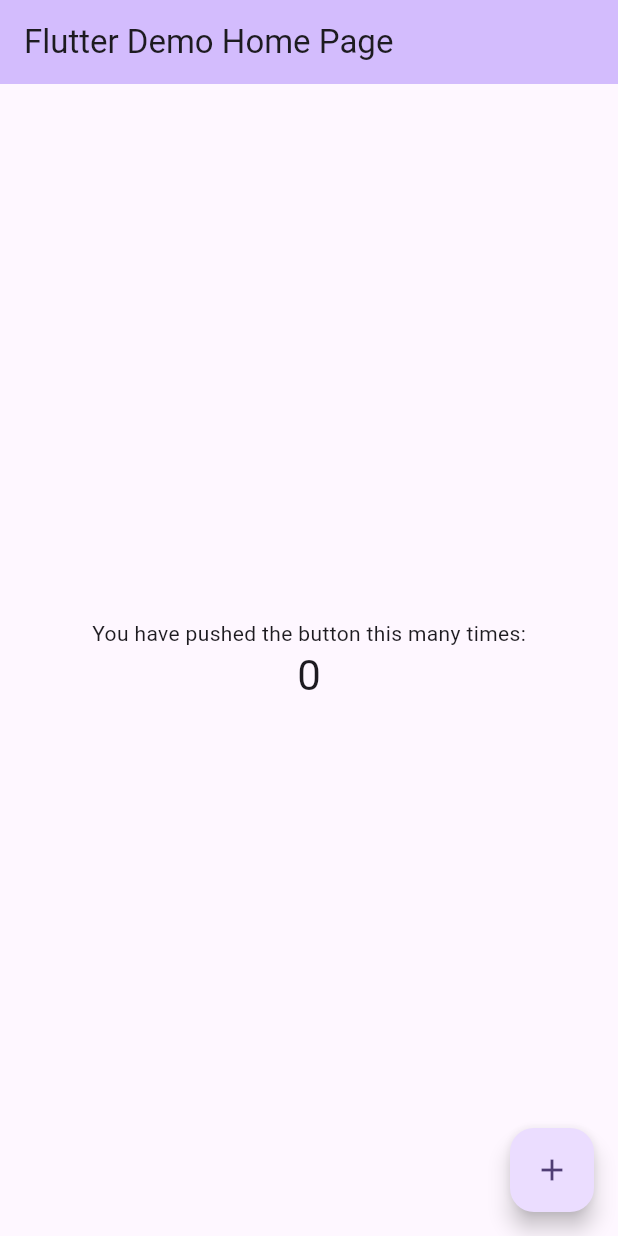
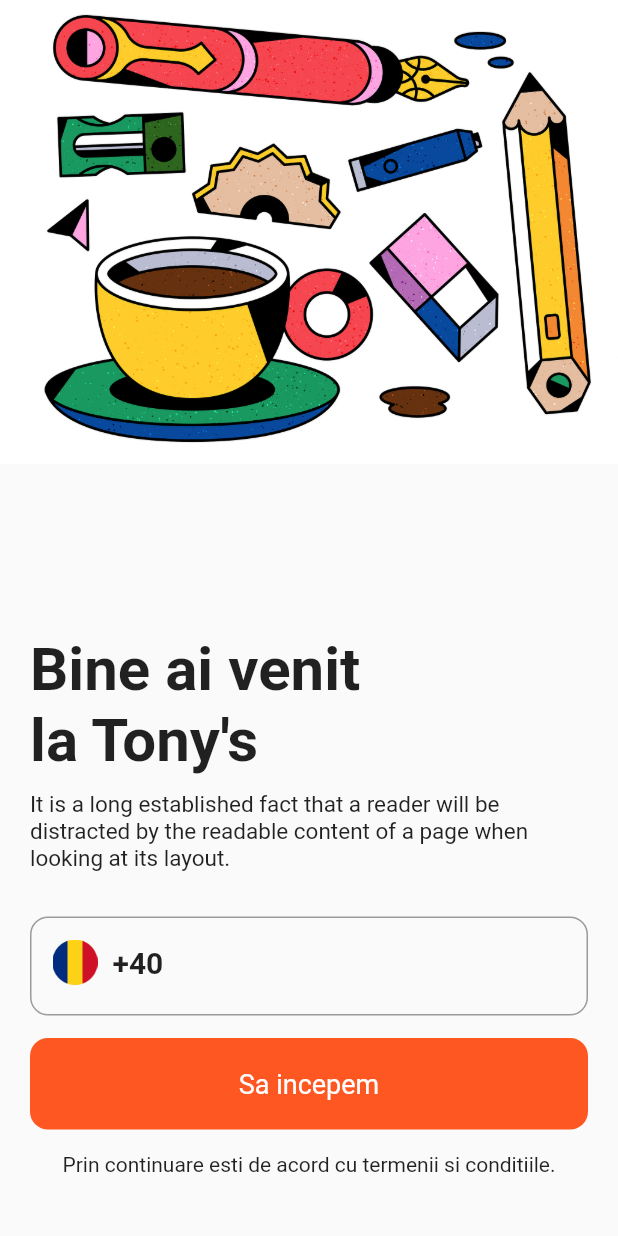
Before and after one commit to ThePizzaCode/tony, a Flutter app: the screen it shows after launch, on a phone screen of 412 x 824 dp. Run offline on Flutter 3.47's test engine with Material 2 defaults, Android fonts, the light colour scheme and no system bars.

Commit message:
Built the login page
Still have to solve the overflowing problem caused by the keyboard

```diff
--- a/lib/main.dart
+++ b/lib/main.dart
@@ -1,4 +1,5 @@
 import 'package:flutter/material.dart';
+import 'package:tony/pages/onboarding/login.dart';
 
 void main() {
   runApp(const MyApp());
@@ -11,115 +12,7 @@ class MyApp extends StatelessWidget {
   @override
   Widget build(BuildContext context) {
     return MaterialApp(
-      title: 'Flutter Demo',
-      theme: ThemeData(
-        // This is the theme of your application.
-        //
-        // TRY THIS: Try running your application with "flutter run". You'll see
-        // the application has a blue toolbar. Then, without quitting the app,
-        // try changing the seedColor in the colorScheme below to Colors.green
-        // and then invoke "hot reload" (save your changes or press the "hot
-        // reload" button in a Flutter-supported IDE, or press "r" if you used
-        // the command line to start the app).
-        //
-        // Notice that the counter didn't reset back to zero; the application
-        // state is not lost during the reload. To reset the state, use hot
-        // restart instead.
-        //
-        // This works for code too, not just values: Most code changes can be
-        // tested with just a hot reload.
-        colorScheme: ColorScheme.fromSeed(seedColor: Colors.deepPurple),
-        useMaterial3: true,
-      ),
-      home: const MyHomePage(title: 'Flutter Demo Home Page'),
+      home: loginPage(),
     );
   }
 }
-
-class MyHomePage extends StatefulWidget {
-  const MyHomePage({super.key, required this.title});
-
-  // This widget is the home page of your application. It is stateful, meaning
-  // that it has a State object (defined below) that contains fields that affect
-  // how it looks.
-
-  // This class is the configuration for the state. It holds the values (in this
-  // case the title) provided by the parent (in this case the App widget) and
-  // used by the build method of the State. Fields in a Widget subclass are
-  // always marked "final".
-
-  final String title;
-
-  @override
-  State<MyHomePage> createState() => _MyHomePageState();
-}
-
-class _MyHomePageState extends State<MyHomePage> {
-  int _counter = 0;
-
-  void _incrementCounter() {
-    setState(() {
-      // This call to setState tells the Flutter framework that something has
-      // changed in this State, which causes it to rerun the build method below
-      // so that the display can reflect the updated values. If we changed
-      // _counter without calling setState(), then the build method would not be
-      // called again, and so nothing would appear to happen.
-      _counter++;
-    });
-  }
-
-  @override
-  Widget build(BuildContext context) {
-    // This method is rerun every time setState is called, for instance as done
-    // by the _incrementCounter method above.
-    //
-    // The Flutter framework has been optimized to make rerunning build methods
-    // fast, so that you can just rebuild anything that needs updating rather
-    // than having to individually change instances of widgets.
-    return Scaffold(
-      appBar: AppBar(
-        // TRY THIS: Try changing the color here to a specific color (to
-        // Colors.amber, perhaps?) and trigger a hot reload to see the AppBar
-        // change color while the other colors stay the same.
-        backgroundColor: Theme.of(context).colorScheme.inversePrimary,
-        // Here we take the value from the MyHomePage object that was created by
-        // the App.build method, and use it to set our appbar title.
-        title: Text(widget.title),
-      ),
-      body: Center(
-        // Center is a layout widget. It takes a single child and positions it
-        // in the middle of the parent.
-        child: Column(
-          // Column is also a layout widget. It takes a list of children and
-          // arranges them vertically. By default, it sizes itself to fit its
-          // children horizontally, and tries to be as tall as its parent.
-          //
-          // Column has various properties to control how it sizes itself and
-          // how it positions its children. Here we use mainAxisAlignment to
-          // center the children vertically; the main axis here is the vertical
-          // axis because Columns are vertical (the cross axis would be
-          // horizontal).
-          //
-          // TRY THIS: Invoke "debug painting" (choose the "Toggle Debug Paint"
-          // action in the IDE, or press "p" in the console), to see the
-          // wireframe for each widget.
-          mainAxisAlignment: MainAxisAlignment.center,
-          children: <Widget>[
-            const Text(
-              'You have pushed the button this many times:',
-            ),
-            Text(
-              '$_counter',
-              style: Theme.of(context).textTheme.headlineMedium,
-            ),
-          ],
-        ),
-      ),
-      floatingActionButton: FloatingActionButton(
-        onPressed: _incrementCounter,
-        tooltip: 'Increment',
-        child: const Icon(Icons.add),
-      ), // This trailing comma makes auto-formatting nicer for build methods.
-    );
-  }
-}
--- /dev/null
+++ b/lib/pages/onboarding/login.dart
@@ -0,0 +1,77 @@
+import 'package:flutter/material.dart';
+import 'package:tony/utils/loginBttn.dart';
+import 'package:tony/utils/phonefield.dart';
+
+class loginPage extends StatefulWidget {
+  const loginPage({super.key});
+
+  @override
+  State<loginPage> createState() => _loginPageState();
+}
+
+class _loginPageState extends State<loginPage> {
+  @override
+  Widget build(BuildContext context) {
+    return Scaffold(
+      body: SafeArea(
+        child: Column(
+            mainAxisAlignment: MainAxisAlignment.spaceBetween,
+            children: [
+              Image.asset(
+                "assets/images/bg.jpg",
+              ),
+              Padding(
+                padding: const EdgeInsets.all(20.0),
+                child: Column(
+                  children: [
+                    Row(
+                      mainAxisAlignment: MainAxisAlignment.start,
+                      children: [
+                        Column(
+                          crossAxisAlignment: CrossAxisAlignment.start,
+                          children: [
+                            Text(
+                                style: TextStyle(
+                                    fontSize: 40, fontWeight: FontWeight.bold),
+                                "Bine ai venit"),
+                            Text(
+                                style: TextStyle(
+                                    fontSize: 40, fontWeight: FontWeight.bold),
+                                "la Tony's"),
+                          ],
+                        ),
+                      ],
+                    ),
+                    SizedBox(
+                      height: 10,
+                    ),
+                    Text(
+                        style: TextStyle(fontSize: 15),
+                        "It is a long established fact that a reader will be distracted by the readable content of a page when looking at its layout."),
+                    SizedBox(
+                      height: 30,
+                    ),
+                    phoneField(),
+                    SizedBox(
+                      height: 10,
+                    ),
+                    loginBttn(
+                      text: "Sa incepem",
+                      color: Colors.deepOrange,
+                    ),
+                    SizedBox(
+                      height: 10,
+                    ),
+                    Text(
+                        "Prin continuare esti de acord cu termenii si conditiile."),
+                    SizedBox(
+                      height: 20,
+                    ),
+                  ],
+                ),
+              ),
+            ]),
+      ),
+    );
+  }
+}
--- /dev/null
+++ b/lib/pages/onboarding/phonenumber.dart
@@ -0,0 +1,31 @@
+import 'package:flutter/material.dart';
+import 'package:tony/utils/phonefield.dart';
+
+class phoneNumberPage extends StatefulWidget {
+  const phoneNumberPage({super.key});
+
+  @override
+  State<phoneNumberPage> createState() => _phoneNumberPageState();
+}
+
+class _phoneNumberPageState extends State<phoneNumberPage> {
+  @override
+  Widget build(BuildContext context) {
+    return Scaffold(
+      body: SafeArea(
+        child: Padding(
+          padding: const EdgeInsets.symmetric(horizontal: 20),
+          child: Column(
+            children: [
+              Text("Introdu numarul de telefon"),
+              SizedBox(
+                height: 20,
+              ),
+              phoneField(),
+            ],
+          ),
+        ),
+      ),
+    );
+  }
+}
--- /dev/null
+++ b/lib/utils/loginBttn.dart
@@ -0,0 +1,37 @@
+import 'package:flutter/material.dart';
+
+class loginBttn extends StatelessWidget {
+  final String text;
+  final Color color;
+  const loginBttn({super.key, required this.text, required this.color});
+
+  @override
+  Widget build(BuildContext context) {
+    return Padding(
+      padding: const EdgeInsets.symmetric(
+        vertical: 5,
+      ),
+      child: Row(
+        children: [
+          Expanded(
+            child: Container(
+              decoration: BoxDecoration(
+                  color: color, borderRadius: BorderRadius.circular(12)),
+              child: Padding(
+                padding: EdgeInsets.symmetric(vertical: 20),
+                child: Row(
+                  mainAxisAlignment: MainAxisAlignment.center,
+                  children: [
+                    Text(
+                        style: TextStyle(color: Colors.white, fontSize: 18),
+                        text),
+                  ],
+                ),
+              ),
+            ),
+          ),
+        ],
+      ),
+    );
+  }
+}
--- /dev/null
+++ b/lib/utils/phonefield.dart
@@ -0,0 +1,59 @@
+import 'package:flutter/material.dart';
+
+class phoneField extends StatefulWidget {
+  const phoneField({super.key});
+
+  @override
+  State<phoneField> createState() => _phoneFieldState();
+}
+
+class _phoneFieldState extends State<phoneField> {
+  @override
+  Widget build(BuildContext context) {
+    return Column(
+      children: [
+        TextField(
+          keyboardType: TextInputType.phone,
+          //must add controller
+          cursorColor: Colors.black,
+          style: const TextStyle(
+            fontSize: 22,
+          ),
+          decoration: InputDecoration(
+            prefixIcon: Padding(
+              padding: EdgeInsets.only(bottom: 5, left: 15),
+              child: Row(
+                mainAxisSize: MainAxisSize.min,
+                children: [
+                  Image.asset(
+                    "assets/images/flag.png",
+                    height: 30,
+                    width: 30,
+                  ),
+                  SizedBox(
+                    width: 10,
+                  ),
+                  Text(
+                    "+40 ",
+                    style: TextStyle(fontSize: 20, fontWeight: FontWeight.bold),
+                  ),
+                ],
+              ),
+            ),
+            border: OutlineInputBorder(
+              borderRadius: BorderRadius.circular(12),
+              borderSide: BorderSide(color: Colors.grey),
+            ),
+            focusedBorder: OutlineInputBorder(
+              borderRadius: BorderRadius.circular(12),
+              borderSide:
+                  BorderSide(color: Colors.grey), // Set focused border color
+            ),
+            hoverColor: Colors.grey, // Set hover color
+            filled: false,
+          ),
+        ),
+      ],
+    );
+  }
+}
```
Also changed, not shown: pubspec.yaml (+3 -32 lines), assets/images/bg.jpg (added), assets/images/flag.png (added).
